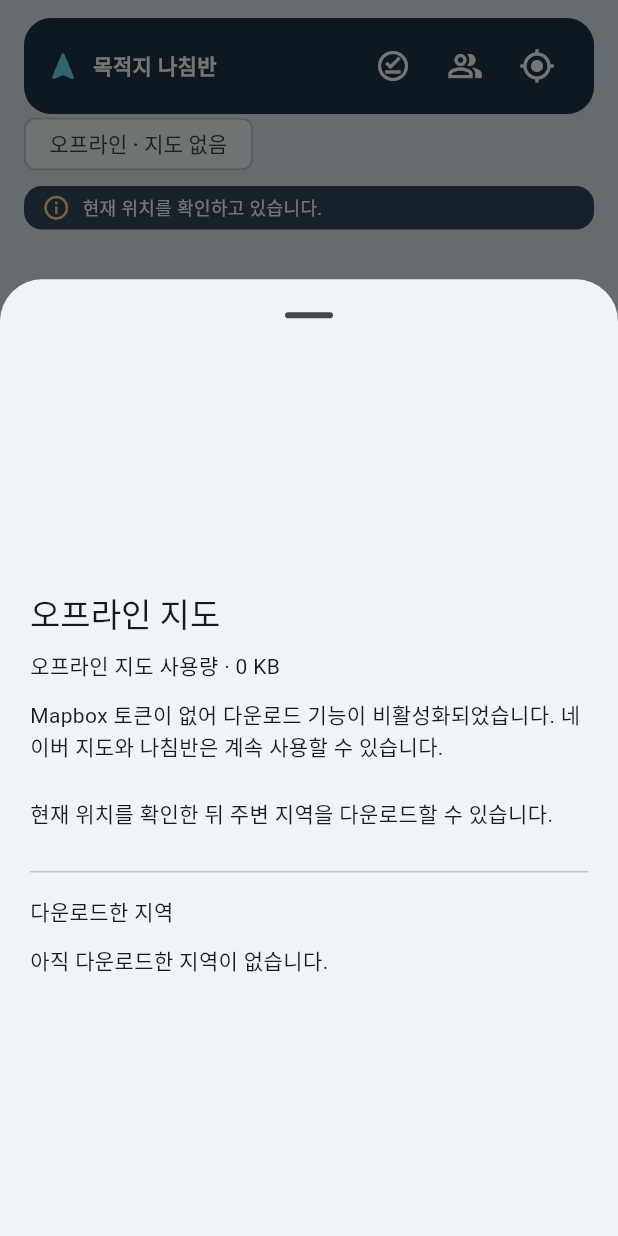
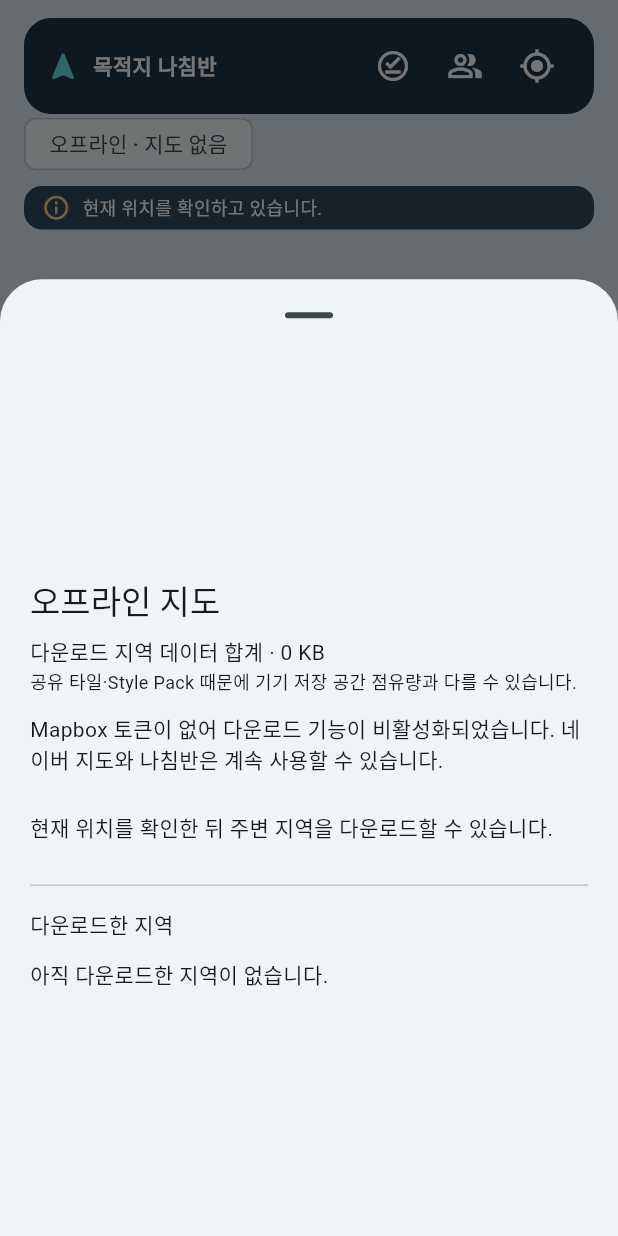
Before and after one commit to ybaf100/compass, a Flutter app: the screen it shows after launch, after a tap on the "offline pin" icon, on a phone screen of 412 x 824 dp. Run offline on Flutter 3.47's test engine with Material 3 defaults, Android fonts, the light colour scheme and no system bars; our stand-ins replace connectivity_plus, geolocator, shared_preferences, supabase_flutter; missing offline and left inert: flutter_naver_map, mapbox_maps_flutter; accounts and stored records are empty.

Commit message:
fix: keep analyzer clean and clarify offline storage estimate

```diff
--- a/lib/ui/map_screen.dart
+++ b/lib/ui/map_screen.dart
@@ -1,6 +1,5 @@
 import 'dart:async';
 
-import 'package:flutter/foundation.dart';
 import 'package:flutter/material.dart';
 
 import '../core/geo_point.dart';
--- a/lib/ui/offline_maps_sheet.dart
+++ b/lib/ui/offline_maps_sheet.dart
@@ -76,7 +76,9 @@
             children: [
               Text('오프라인 지도', style: Theme.of(context).textTheme.titleLarge),
               const SizedBox(height: 8),
-              Text('오프라인 지도 사용량 · ${size(maps.usageBytes)}'),
+              Text('다운로드 지역 데이터 합계 · ${size(maps.usageBytes)}'),
+              const Text('공유 타일·Style Pack 때문에 기기 저장 공간 점유량과 다를 수 있습니다.',
+                style: TextStyle(fontSize: 12)),
               if (!maps.configured) const Padding(
                 padding: EdgeInsets.symmetric(vertical: 12),
                 child: Text('Mapbox 토큰이 없어 다운로드 기능이 비활성화되었습니다. '
```
